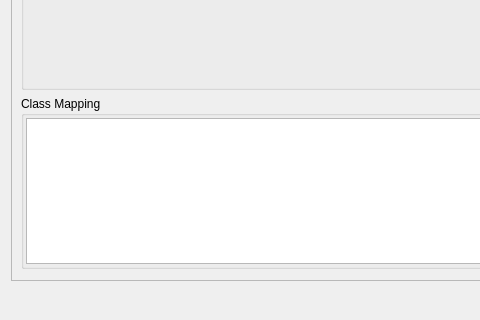
First picture: the form in enmapbox/coreapps/reclassifyapp/reclassifydialog.ui, repository jakimowb/enmapbox_testmigration2, before the edit; both pictures show x 0 to 480 and y 326 to 646 of the 752 by 646 pixel window.
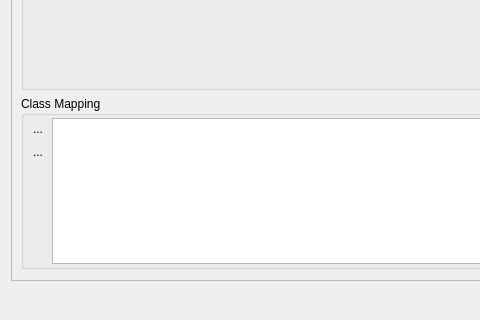
Second picture: the form after the edit. Icons and pictures are not drawn. Custom widgets are drawn as their Qt base class.

Commit message: ReClassify App: - class mapping can be saved as CSV and loaded from - closes #501

```diff
--- a/enmapbox/coreapps/reclassifyapp/reclassifydialog.ui
+++ b/enmapbox/coreapps/reclassifyapp/reclassifydialog.ui
@@ -27,8 +27,8 @@
        <rect>
         <x>0</x>
         <y>0</y>
-        <width>728</width>
-        <height>587</height>
+        <width>732</width>
+        <height>597</height>
        </rect>
       </property>
       <property name="sizePolicy">
@@ -218,7 +218,7 @@
          <property name="title">
           <string>Class Mapping</string>
          </property>
-         <layout class="QVBoxLayout" name="verticalLayout_4">
+         <layout class="QHBoxLayout" name="horizontalLayout">
           <property name="spacing">
            <number>2</number>
           </property>
@@ -235,7 +235,58 @@
            <number>2</number>
           </property>
           <item>
-           <widget class="QTableView" name="tableView">
+           <layout class="QVBoxLayout" name="verticalLayout_4">
+            <property name="spacing">
+             <number>2</number>
+            </property>
+            <property name="rightMargin">
+             <number>0</number>
+            </property>
+            <item>
+             <widget class="QToolButton" name="btnLoadClassMapping">
+              <property name="text">
+               <string>...</string>
+              </property>
+              <property name="icon">
+               <iconset resource="../../../../../QGIS/images/images.qrc">
+                <normaloff>:/images/themes/default/mActionFileOpen.svg</normaloff>:/images/themes/default/mActionFileOpen.svg</iconset>
+              </property>
+              <property name="autoRaise">
+               <bool>true</bool>
+              </property>
+             </widget>
+            </item>
+            <item>
+             <widget class="QToolButton" name="btnSaveClassMapping">
+              <property name="text">
+               <string>...</string>
+              </property>
+              <property name="icon">
+               <iconset resource="../../enmapboxresources.qrc">
+                <normaloff>:/enmapbox/gui/ui/icons/mActionFileSaveAs.svg</normaloff>:/enmapbox/gui/ui/icons/mActionFileSaveAs.svg</iconset>
+              </property>
+              <property name="autoRaise">
+               <bool>true</bool>
+              </property>
+             </widget>
+            </item>
+            <item>
+             <spacer name="verticalSpacer_2">
+              <property name="orientation">
+               <enum>Qt::Vertical</enum>
+              </property>
+              <property name="sizeHint" stdset="0">
+               <size>
+                <width>20</width>
+                <height>40</height>
+               </size>
+              </property>
+             </spacer>
+            </item>
+           </layout>
+          </item>
+          <item>
+           <widget class="ReclassifyTableView" name="tableView">
             <property name="alternatingRowColors">
              <bool>true</bool>
             </property>
@@ -311,6 +362,11 @@
    <extends>QComboBox</extends>
    <header>qps.classification.classificationscheme</header>
   </customwidget>
+  <customwidget>
+   <class>ReclassifyTableView</class>
+   <extends>QTableView</extends>
+   <header>reclassifyapp.reclassify</header>
+  </customwidget>
  </customwidgets>
  <resources>
   <include location="../../enmapboxresources.qrc"/>
```
Left out of the diff: 28 changed lines with no effect on the pictures. The commit also changes 6 other files.
